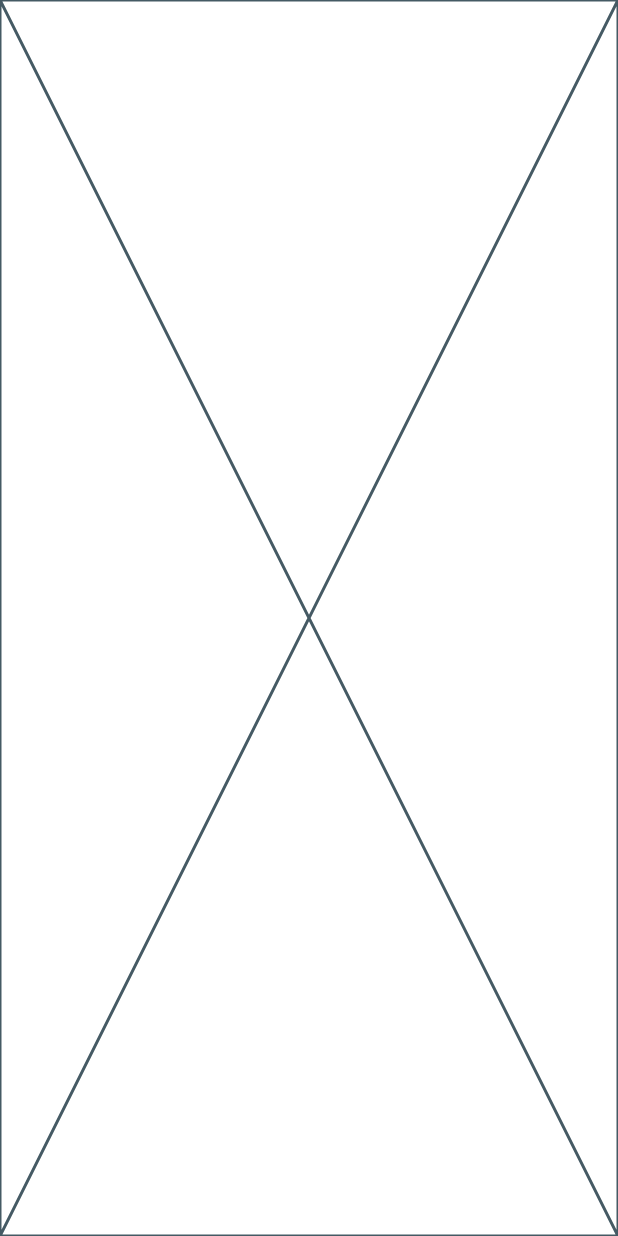
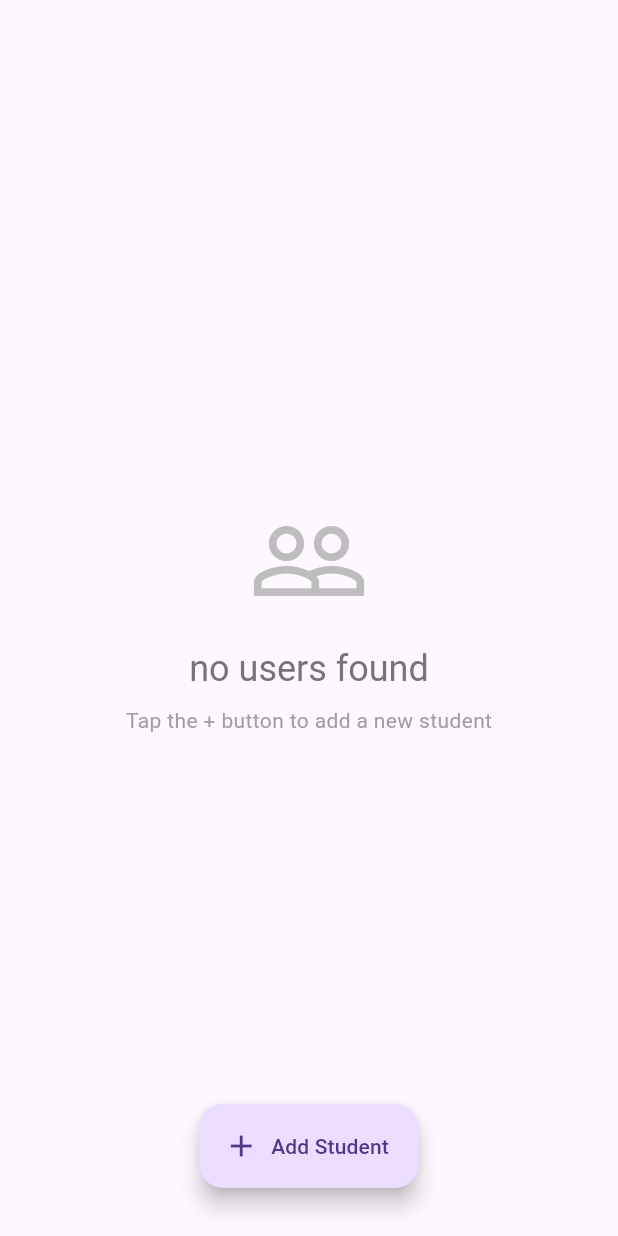
Before and after one commit to Amir-Hossein-Azimi/student_list, a Flutter app: the screen it shows after launch, on a phone screen of 412 x 824 dp. Run offline on Flutter 3.47's test engine with Material 3 defaults, Android fonts, the phone set to English and light mode, and no system bars; our stand-ins replace dio; network calls fail.

Commit message:
userlistitem code complete

```diff
--- a/lib/screens/users_list_screen.dart
+++ b/lib/screens/users_list_screen.dart
@@ -1,6 +1,7 @@
 import 'package:flutter/material.dart';
 import 'package:student_list/models/user.dart';
 import 'package:student_list/services/api_service.dart';
+import 'package:student_list/widgets/user_list_item.dart';
 
 class UsersListScreen extends StatefulWidget {
   const UsersListScreen({super.key});
@@ -20,7 +21,7 @@ class _UsersListScreenState extends State<UsersListScreen> {
     loadUsers();
   }
 
-  loadUsers() async {
+  Future<void> loadUsers() async {
     //mounted for check user in this screen or not
     if (!mounted) return; //no get or send data from or to api
 
@@ -37,7 +38,8 @@ class _UsersListScreenState extends State<UsersListScreen> {
       }
     }
 
-    if (mounted) { //we saw in debug mode : we got api list and after isloading false
+    if (mounted) {
+      //we saw in debug mode : we got api list and after isloading false
       setState(() {
         isLoading = false;
       });
@@ -46,6 +48,72 @@ class _UsersListScreenState extends State<UsersListScreen> {
 
   @override
   Widget build(BuildContext context) {
-    return const Placeholder();
+    final double bottomPadding = MediaQuery.of(context).padding.bottom;
+
+    return Scaffold(
+      floatingActionButton: SafeArea(
+        child: Padding(
+          padding: EdgeInsets.only(bottom: 16.0),
+          child: FloatingActionButton.extended(
+            onPressed: () {},
+            icon: Icon(Icons.add),
+            label: Text("Add Student"),
+          ),
+        ),
+      ),
+      floatingActionButtonLocation: FloatingActionButtonLocation.centerFloat,
+      body: isLoading
+          ? Center(child: CircularProgressIndicator())
+          : users.isEmpty
+          ? Center(
+              child: Column(
+                mainAxisAlignment: MainAxisAlignment.center,
+                children: [
+                  Icon(Icons.people_outline, size: 80, color: Colors.grey[400]),
+                  SizedBox(height: 16),
+                  Text(
+                    'no users found',
+                    style: Theme.of(context).textTheme.headlineSmall?.copyWith(
+                      color: Colors.grey[600],
+                    ),
+                  ),
+                  SizedBox(height: 8),
+                  Text(
+                    'Tap the + button to add a new student',
+                    style: TextStyle(color: Colors.grey),
+                  ),
+                ],
+              ),
+            )
+          : RefreshIndicator(
+              // pull to refresh
+              onRefresh: loadUsers,
+              child: CustomScrollView(
+                slivers: [
+                  SliverAppBar(
+                    title: Text('Student_List'),
+                    floating: true,
+                    pinned: false,
+                    snap: true,
+                  ),
+                  SliverPadding(
+                    padding: EdgeInsetsGeometry.only(
+                      bottom: bottomPadding + 100,
+                    ),
+                    sliver: SliverList(
+                      delegate: SliverChildBuilderDelegate((context, index) {
+                        final user = users[index];
+                        return UserListItem(
+                          user: user,
+                          onTap: () {},
+                          onDismissed: () {},
+                        );
+                      }, childCount: users.length),
+                    ),
+                  ),
+                ],
+              ),
+            ),
+    );
   }
 }
```
Also changed, not shown: lib/widgets/user_list_item.dart (added, +102 -0 lines).
